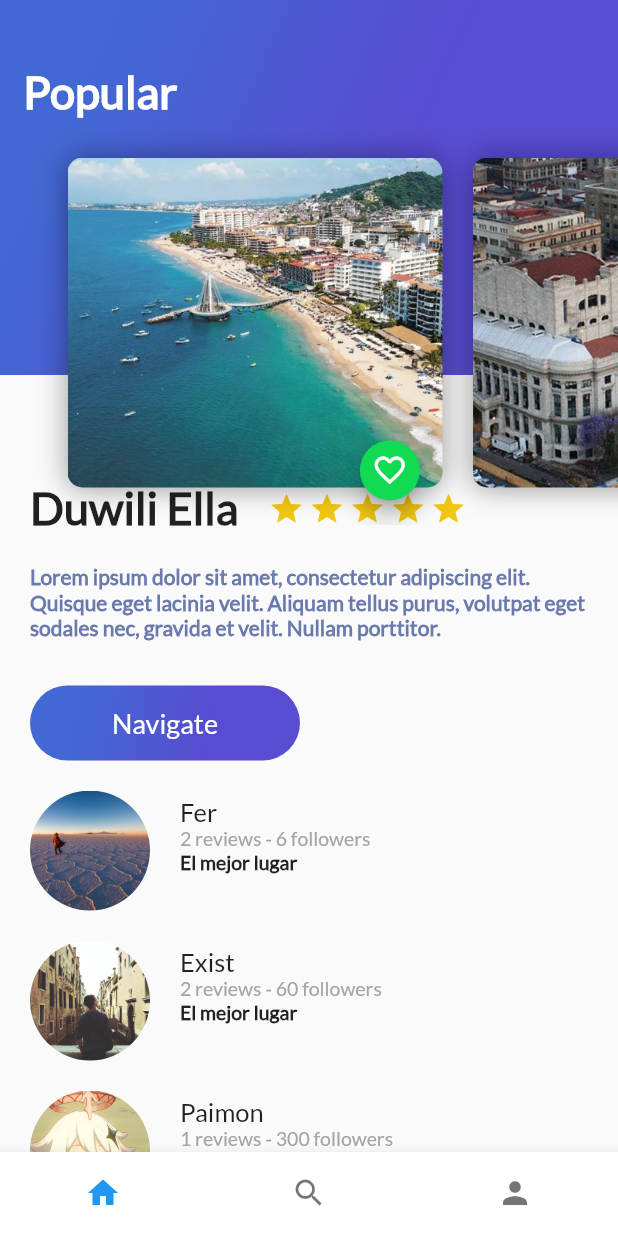
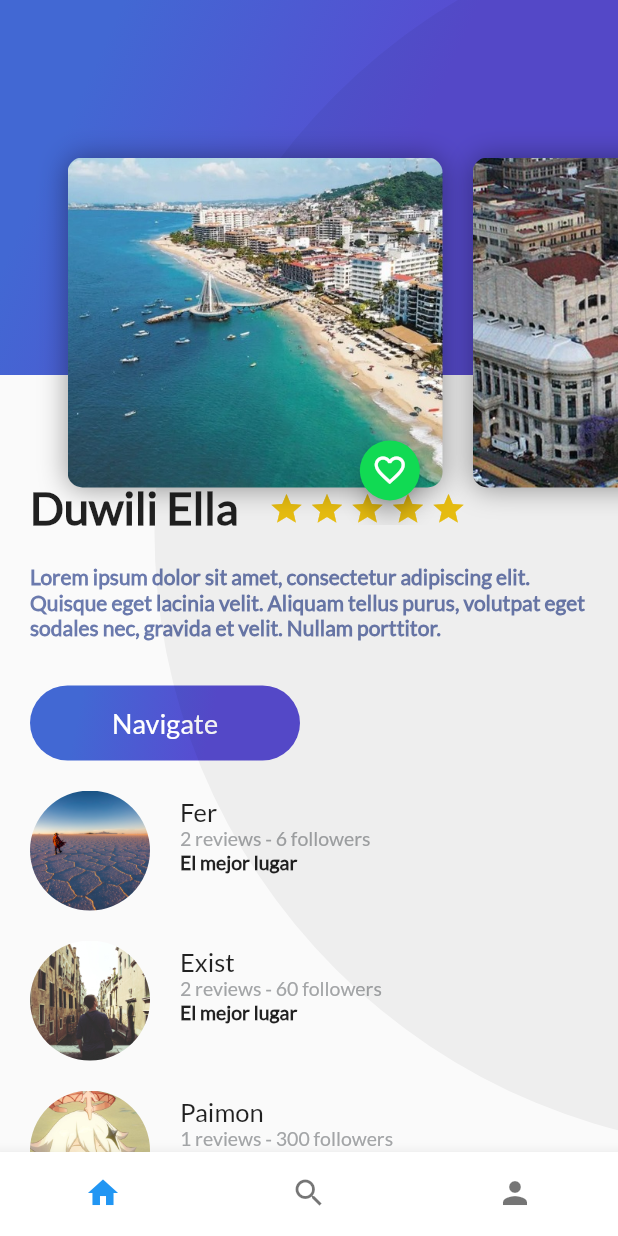
Before and after one commit to GregVaz/flutter-course, a Flutter app: the TripsBar screen opened directly, on a phone screen of 412 x 824 dp. Run offline on Flutter 3.47's test engine with Material 2 defaults, Android fonts, the phone set to English and light mode, and no system bars; our stand-ins replace cloud_firestore, firebase_auth, firebase_core, google_sign_in; missing offline and left inert: generic_bloc_provider; accounts and stored records are empty.

Commit message:
feat: create a default gradient background widget

```diff
--- a/trips_app/lib/Place/ui/screens/header.dart
+++ b/trips_app/lib/Place/ui/screens/header.dart
@@ -7,7 +7,7 @@ class Header extends StatelessWidget {
   Widget build(BuildContext context) {
     return Stack(
       children: [
-        GradientBackground("Popular", 250.0),
+        GradientBackground(height: 250.0),
         CardImageList(),
       ],
     );
--- a/trips_app/lib/User/ui/screens/sign_in.dart
+++ b/trips_app/lib/User/ui/screens/sign_in.dart
@@ -16,10 +16,12 @@ class SignIn extends StatefulWidget {
 
 class _SignIn extends State<SignIn> {
   late UserBloc userBloc;
+  late double screenWidth;
 
   @override
   Widget build(BuildContext context) {
     userBloc = BlocProvider.of(context);
+    screenWidth = MediaQuery.of(context).size.width;
     return _handleCurrentSession();
   }
 
@@ -40,20 +42,22 @@ class _SignIn extends State<SignIn> {
     return Scaffold(
       body: Stack(
         children: [
-          GradientBackground(
-            "Sign In",
-            MediaQuery.of(context).size.height,
-          ),
+          GradientBackground(),
           Column(
             mainAxisAlignment: MainAxisAlignment.center,
             children: [
-              const Text(
+              Flexible(
+                  child: Container(
+                    width: screenWidth,
+                    child: const Text(
                       "Welcome \n This is your Travel App",
                       style: TextStyle(
                         fontSize: 37.0,
                         fontFamily: 'Lato',
                         color: Colors.white,
                         fontWeight: FontWeight.bold,
+                      ),
+                    ),
                   ),
               ),
               ButtonGreen(
--- a/trips_app/lib/widgets/gradient_background.dart
+++ b/trips_app/lib/widgets/gradient_background.dart
@@ -2,35 +2,55 @@ import 'package:flutter/material.dart';
 
 class GradientBackground extends StatelessWidget {
   String title = "Popular";
-  double height = 0.0;
-  GradientBackground(this.title, this.height);
+  double height;
+
+  // if height == null, entonces sera full screen
+  GradientBackground({ this.height = 0.0 });
 
   @override
   Widget build(BuildContext context) {
+
+    double screenHeight = MediaQuery.of(context).size.height;
+    double screenWidth = MediaQuery.of(context).size.width;
+
+    if (height == 0.0) {
+      height = screenHeight;
+    }
+
     return Container(
+      width: screenWidth,
       height: height,
-      decoration: const BoxDecoration(
+      decoration: BoxDecoration(
         gradient: LinearGradient(
-          colors: [
-            Color(0xFF4268D3),
-            Color(0xFF584CD1),
-          ],
+          colors: [Color(0xFF4268D3), Color(0xFF584CD1)],
           begin: FractionalOffset(0.2, 0.0),
           end: FractionalOffset(1.0, 0.6),
           stops: [0.0, 0.6],
           tileMode: TileMode.clamp,
         ),
       ),
-      child: Text(
-        title,
-        style: const TextStyle(
-          color: Colors.white,
-          fontSize: 30.0,
-          fontFamily: 'Lato',
-          fontWeight: FontWeight.bold,
+      child: FittedBox(
+        fit: BoxFit.none,
+        alignment: Alignment(-1.5, -0.8),
+        child: Container(
+          width: screenHeight,
+          height: screenHeight,
+          decoration: BoxDecoration(
+            color: Color.fromRGBO(0, 0, 0, 0.05),
+            borderRadius: BorderRadius.circular(screenHeight / 2),
+          ),
         ),
       ),
-      alignment: const Alignment(-0.9, -0.6),
+      // Text(
+      //   title,
+      //   style: const TextStyle(
+      //     color: Colors.white,
+      //     fontSize: 30.0,
+      //     fontFamily: 'Lato',
+      //     fontWeight: FontWeight.bold,
+      //   ),
+      // ),
+      // alignment: const Alignment(-0.9, -0.6),
     );
   }
 }
```
Lines whose indentation alone changed are shown as unchanged.
